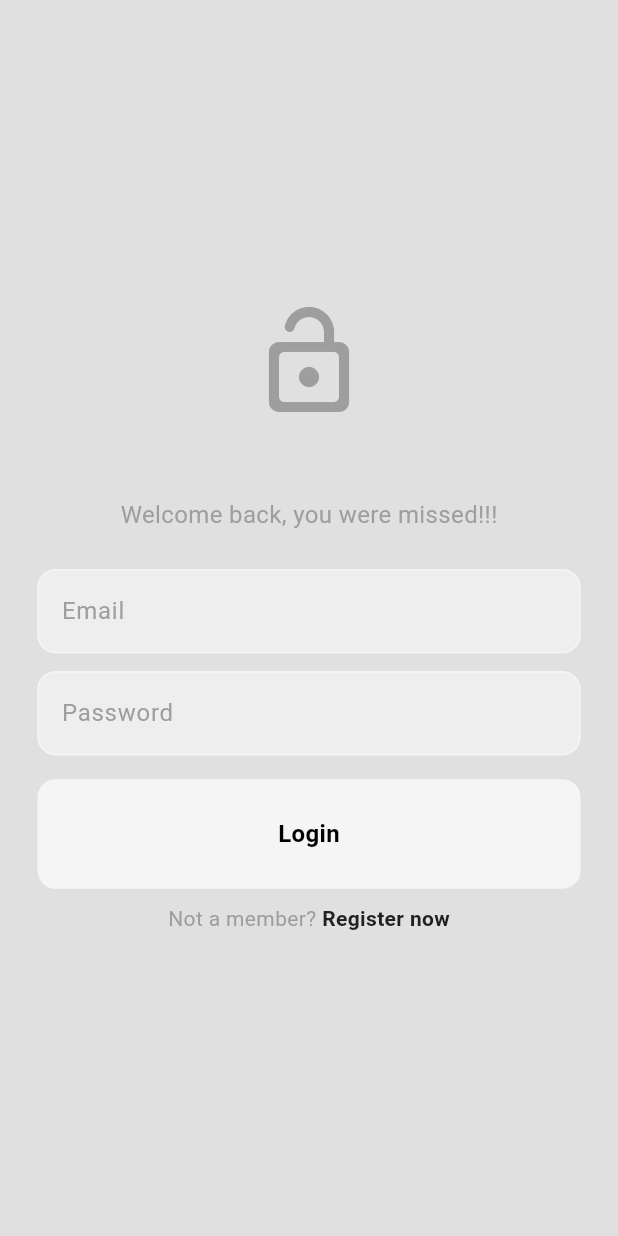
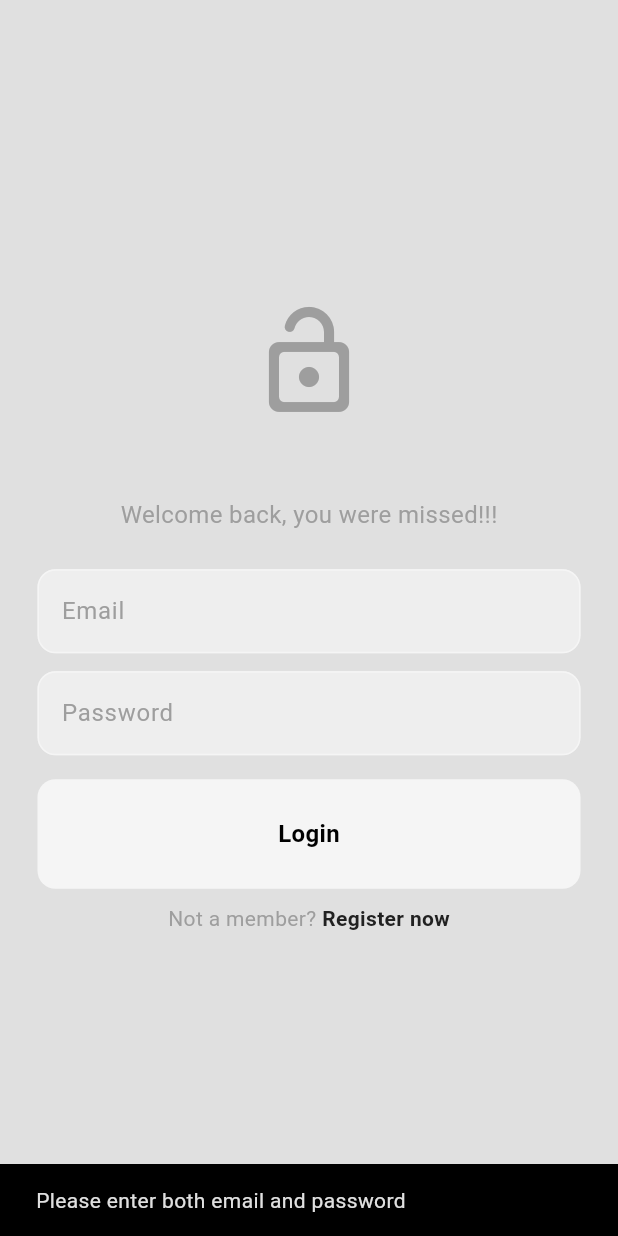
Before and after one commit to sudatra/flutter_social_media, a Flutter app: the LoginPage screen opened directly with empty values, after a tap on "Login", on a phone screen of 412 x 824 dp. Run offline on Flutter 3.47's test engine with Material 3 defaults, Android fonts, the phone set to English and light mode, and no system bars; our stand-ins replace firebase_auth, firebase_core, flutter_bloc; accounts and stored records are empty.

Commit message:
added auth global state

```diff
--- a/lib/features/auth/presentation/pages/login_page.dart
+++ b/lib/features/auth/presentation/pages/login_page.dart
@@ -1,6 +1,8 @@
 import 'package:flutter/material.dart';
+import 'package:flutter_bloc/flutter_bloc.dart';
 import 'package:social_media_app/features/auth/presentation/components/custom_button.dart';
 import 'package:social_media_app/features/auth/presentation/components/custom_text_field.dart';
+import 'package:social_media_app/features/auth/presentation/cubits/auth_cubit.dart';
 
 class LoginPage extends StatefulWidget {
   final void Function()? togglePages;
@@ -17,6 +19,27 @@ class LoginPage extends StatefulWidget {
 class _LoginPageState extends State<LoginPage> {
   final emailController = TextEditingController();
   final passwordController = TextEditingController();
+
+  void login() {
+    final String email = emailController.text;
+    final String password = passwordController.text;
+    final authCubit = context.read<AuthCubit>();
+
+    if(email.isNotEmpty && password.isNotEmpty) {
+      authCubit.login(email, password);
+    } else {
+      ScaffoldMessenger.of(context).showSnackBar(const SnackBar(
+        content: Text("Please enter both email and password")
+      ));
+    }
+  }
+
+  @override
+  void dispose() {
+    emailController.dispose();
+    passwordController.dispose();
+    super.dispose();
+  }
 
   @override
   Widget build(BuildContext context) {
@@ -60,7 +83,7 @@ class _LoginPageState extends State<LoginPage> {
                 const SizedBox(height: 16),
                 CustomButton(
                   text: 'Login',
-                  onTap: () {},
+                  onTap: login,
                 ),
 
                 const SizedBox(height: 10),
```
Also changed, not shown: lib/app.dart (added, +43 -0 lines), lib/main.dart (+2 -16 lines), 1 other file.
